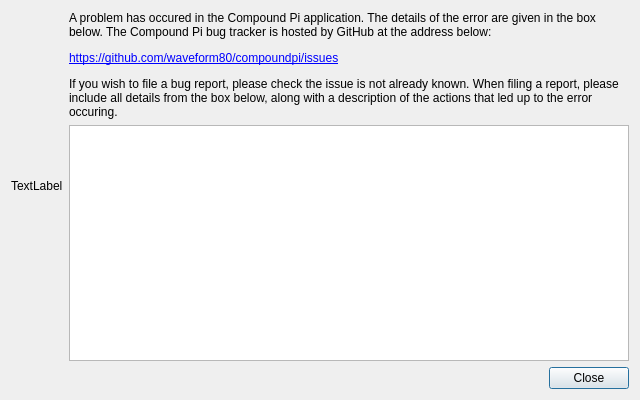
This is compoundpi/windows/exception_dialog.ui in waveform-computing/compoundpi as Qt 5 draws it before an edit. The edited form follows.
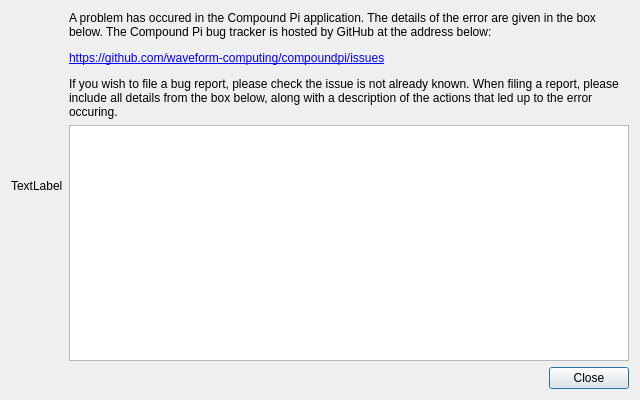
This is the edited form.

What changed in the file:
```diff
--- a/compoundpi/windows/exception_dialog.ui
+++ b/compoundpi/windows/exception_dialog.ui
@@ -28,7 +28,7 @@
        <item>
         <widget class="QLabel" name="report_label">
          <property name="text">
-          <string>&lt;html&gt;&lt;head/&gt;&lt;body&gt;&lt;p&gt;A problem has occured in the Compound Pi application. The details of the error are given in the box below. The Compound Pi bug tracker is hosted by GitHub at the address below:&lt;/p&gt;&lt;p&gt;&lt;a href=&quot;https://github.com/waveform80/compoundpi/issues&quot;&gt;&lt;span style=&quot; text-decoration: underline; color:#0000ff;&quot;&gt;https://github.com/waveform80/compoundpi/issues&lt;/span&gt;&lt;/a&gt;&lt;/p&gt;&lt;p&gt;If you wish to file a bug report, please check the issue is not already known. When filing a report, please include all details from the box below, along with a description of the actions that led up to the error occuring.&lt;/p&gt;&lt;/body&gt;&lt;/html&gt;</string>
+          <string>&lt;html&gt;&lt;head/&gt;&lt;body&gt;&lt;p&gt;A problem has occured in the Compound Pi application. The details of the error are given in the box below. The Compound Pi bug tracker is hosted by GitHub at the address below:&lt;/p&gt;&lt;p&gt;&lt;a href=&quot;https://github.com/waveform-computing/compoundpi/issues&quot;&gt;&lt;span style=&quot; text-decoration: underline; color:#0000ff;&quot;&gt;https://github.com/waveform-computing/compoundpi/issues&lt;/span&gt;&lt;/a&gt;&lt;/p&gt;&lt;p&gt;If you wish to file a bug report, please check the issue is not already known. When filing a report, please include all details from the box below, along with a description of the actions that led up to the error occuring.&lt;/p&gt;&lt;/body&gt;&lt;/html&gt;</string>
          </property>
          <property name="wordWrap">
           <bool>true</bool>
```
